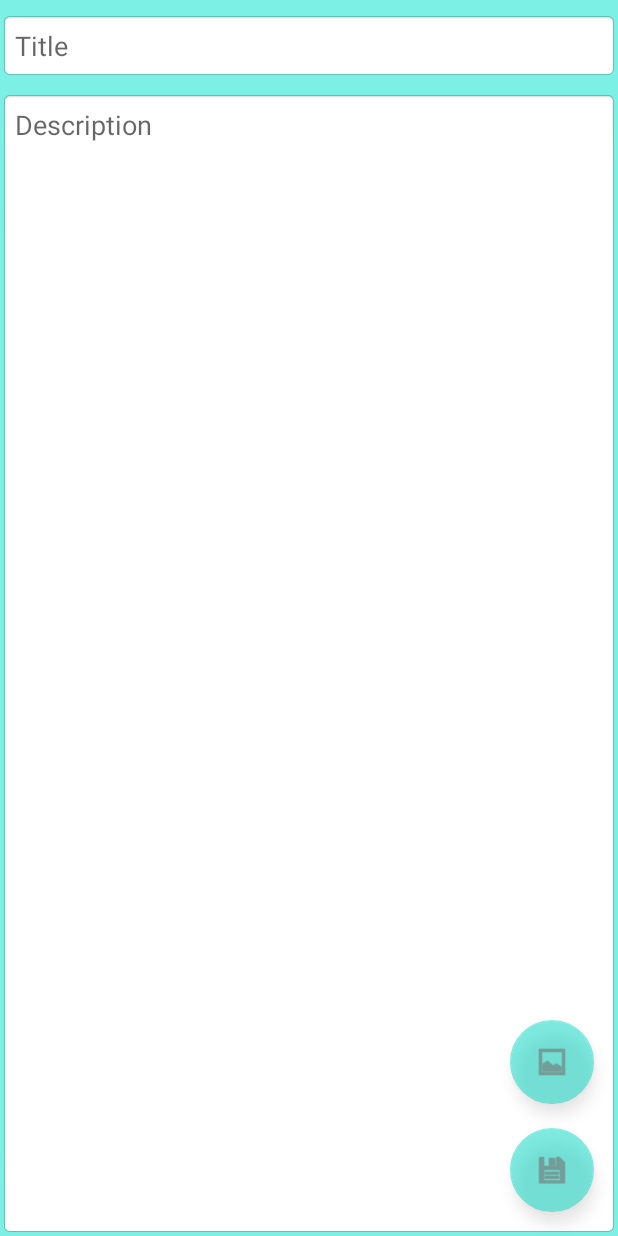
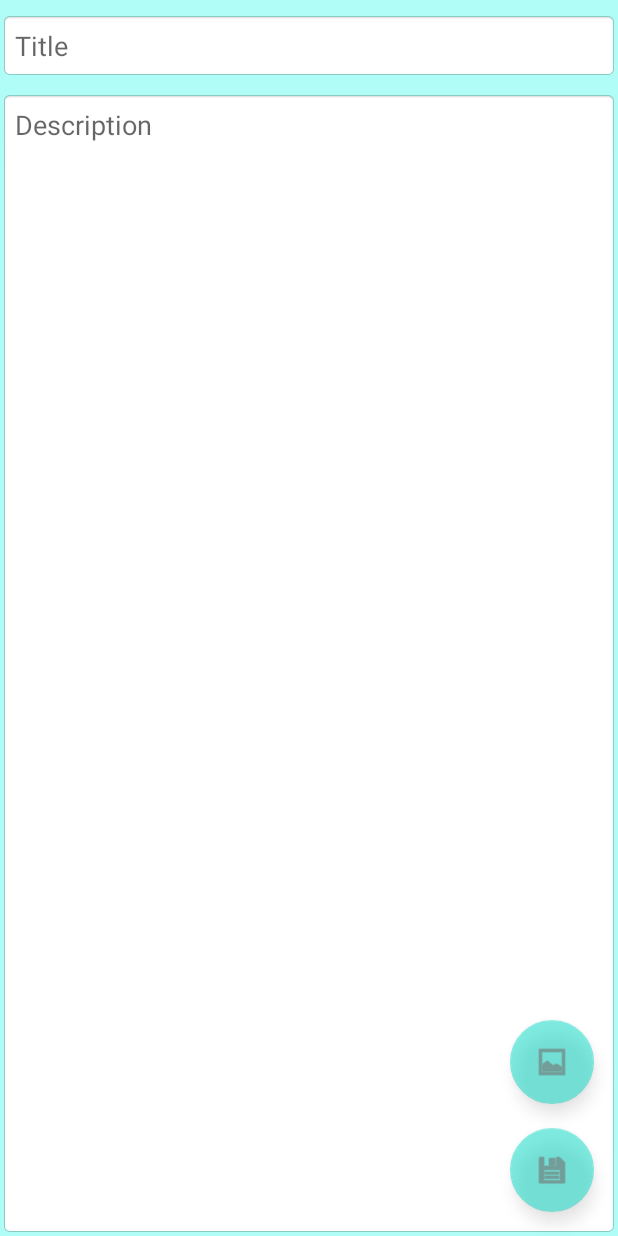
Before and after one commit to ermakovaDev/HandBook_v01, an Android app: the screen it shows after launch (EditActivity), after a tap on an icon or button, on a phone screen of 412 x 824 dp. Run offline under Robolectric (Android 15) with nearby library versions, the phone set to English and light mode, and no system bars; pictures from the network do not load.

Commit message:
Save URI to base and insert in View

```diff
--- a/app/src/main/java/me/chronick/sqlite_17_n/EditActivity.kt
+++ b/app/src/main/java/me/chronick/sqlite_17_n/EditActivity.kt
@@ -2,14 +2,17 @@ package me.chronick.sqlite_17_n
 
 import android.app.Activity
 import android.content.Intent
+import android.net.Uri
 import androidx.appcompat.app.AppCompatActivity
 import android.os.Bundle
+import android.util.Log
 import android.view.View
 import android.widget.ImageView
 import androidx.activity.result.contract.ActivityResultContracts
 import me.chronick.sqlite_17_n.databinding.ActivityMainBinding
 import me.chronick.sqlite_17_n.databinding.EditActivityBinding
 import me.chronick.sqlite_17_n.db.MyDBManager
+import me.chronick.sqlite_17_n.db.MyIntentConstants
 
 class EditActivity : AppCompatActivity() {
     private val imageRequestCode = 10
@@ -21,6 +24,7 @@ class EditActivity : AppCompatActivity() {
         super.onCreate(savedInstanceState)
         binding = EditActivityBinding.inflate(layoutInflater)
         setContentView(binding.root)
+        getMyIntents()
 
         binding.fabtnAddImage.setOnClickListener {
             binding.clMyImageLayout.visibility = View.VISIBLE
@@ -32,24 +36,28 @@ class EditActivity : AppCompatActivity() {
             binding.fabtnAddImage.visibility = View.VISIBLE
         }
 
-        binding.ibtnEditImage.setOnClickListener{
-            val intent = Intent(Intent.ACTION_PICK)
+        binding.ibtnEditImage.setOnClickListener {
+            val intent = Intent(Intent.ACTION_OPEN_DOCUMENT) // постоянная ссылка
             intent.type = "image/*"
+            intent.flags =
+                Intent.FLAG_GRANT_READ_URI_PERMISSION // разрешение на чтение ссылки - не будет временной
             startActivityForResult(intent, imageRequestCode)
         }
 
-        binding.fabtnSave.setOnClickListener{
+        binding.fabtnSave.setOnClickListener {
             val myTitle = binding.etTitle.text.toString()
             val myDesc = binding.etContent.text.toString()
-            if (myTitle!= "" && myDesc != ""){
+            if (myTitle != "" && myDesc != "") {
                 myDBManager.insertToDB(myTitle, myDesc, tempImageUri)
+                finish()
             }
         }
     }
 
+    @Deprecated("Deprecated in Java")
     override fun onActivityResult(requestCode: Int, resultCode: Int, data: Intent?) {
         super.onActivityResult(requestCode, resultCode, data)
-        if (resultCode == Activity.RESULT_OK && requestCode == imageRequestCode){
+        if (resultCode == Activity.RESULT_OK && requestCode == imageRequestCode) {
             binding.ivPicture.setImageURI(data?.data)
             tempImageUri = data?.data.toString()
         }
@@ -65,4 +73,30 @@ class EditActivity : AppCompatActivity() {
         super.onDestroy()
     }
 
+    private fun getMyIntents() { // ++Intent
+        val intentToDo = intent
+        if (intentToDo != null) {
+            Log.d ("MyLog", "Data received : " + intentToDo.getStringExtra(MyIntentConstants.INTENT_TITLE_KEY))
+            if (intentToDo.getStringExtra(MyIntentConstants.INTENT_TITLE_KEY) != null) {
+                binding.fabtnAddImage.visibility = View.GONE
+
+                binding.etTitle.setText(intentToDo.getStringExtra(MyIntentConstants.INTENT_TITLE_KEY))
+                binding.etContent.setText(intentToDo.getStringExtra(MyIntentConstants.INTENT_DESC_KEY))
+
+                if (intentToDo.getStringExtra(MyIntentConstants.INTENT_URI_KEY) != "empty") {
+                    binding.clMyImageLayout.visibility = View.VISIBLE
+                    binding.ivPicture.setImageURI(
+                        Uri.parse(
+                            intentToDo.getStringExtra(
+                                MyIntentConstants.INTENT_URI_KEY
+                            )
+                        )
+                    )
+                    binding.ibtnDeleteImage.visibility = View.GONE
+                    binding.ibtnEditImage.visibility = View.GONE
+                }
+            }
+        }
+    }
+
 }
--- a/app/src/main/java/me/chronick/sqlite_17_n/MainActivity.kt
+++ b/app/src/main/java/me/chronick/sqlite_17_n/MainActivity.kt
@@ -14,7 +14,7 @@ class MainActivity : AppCompatActivity() {
     lateinit var binding: ActivityMainBinding
 
     private val myDBManager = MyDBManager(this)
-    private val myAdapter = MyAdapter(ArrayList(), this )
+    private val myAdapter = MyAdapter(ArrayList(), this)
 
     override fun onCreate(savedInstanceState: Bundle?) {
         super.onCreate(savedInstanceState)
@@ -22,20 +22,26 @@ class MainActivity : AppCompatActivity() {
         setContentView(binding.root)
         init()
 
-        binding.fabtnAdd.setOnClickListener{
-            val i = Intent(this,EditActivity::class.java)
+        binding.fabtnAdd.setOnClickListener {
+            val i = Intent(this, EditActivity::class.java)
             startActivity(i)
         }
 
     }
 
-    private fun init(){
-        binding.rvView.layoutManager =LinearLayoutManager(this)
+    private fun init() {
+        binding.rvView.layoutManager = LinearLayoutManager(this)
         binding.rvView.adapter = myAdapter
     }
 
-    private fun fillAdapter(){
-        myAdapter.updateAdapter(myDBManager.readDBData())
+    private fun fillAdapter() {
+        val list = myDBManager.readDBData()
+        myAdapter.updateAdapter(list)
+        if (list.size > 0) {
+            binding.tvNoElements.visibility = View.GONE
+        } else {
+            binding.tvNoElements.visibility = View.VISIBLE
+        }
     }
 
 
@@ -43,9 +49,6 @@ class MainActivity : AppCompatActivity() {
         super.onResume()
         myDBManager.openDB()
         fillAdapter()
-        if (!myDBManager.readDBData().isEmpty()){
-            binding.tvNoElements.visibility = View.GONE
-        }
     }
 
     override fun onDestroy() {
--- a/app/src/main/java/me/chronick/sqlite_17_n/db/MyAdapter.kt
+++ b/app/src/main/java/me/chronick/sqlite_17_n/db/MyAdapter.kt
@@ -17,7 +17,7 @@ class MyAdapter(listMy: ArrayList<ListItem>, mainContext: Context) : RecyclerVie
 
     class MyHolder(itemView: View, vHContext: Context) : RecyclerView.ViewHolder(itemView) {
         private val tvTitle:TextView = itemView.findViewById(R.id.tvTitle)
-        val context = vHContext
+        private val context = vHContext
 
         fun setData(item: ListItem){
             tvTitle.text=item.title
--- a/app/src/main/java/me/chronick/sqlite_17_n/db/MyDBManager.kt
+++ b/app/src/main/java/me/chronick/sqlite_17_n/db/MyDBManager.kt
@@ -40,7 +40,7 @@ class MyDBManager(private val context: Context) {
                 val dataTitle = cursor?.getString(cursor.getColumnIndex(COLUMN_NAME_TITLE))
                 val dataContent = cursor?.getString(cursor.getColumnIndex(COLUMN_NAME_CONTENT))
                 val dataUri = cursor?.getString(cursor.getColumnIndex(COLUMN_NAME_IMAGE_URI))
-                var item = ListItem()
+                val item = ListItem()
                 if (dataTitle != null) {
                     item.title = dataTitle
                 }
--- a/app/src/main/res/layout/activity_main.xml
+++ b/app/src/main/res/layout/activity_main.xml
@@ -11,7 +11,7 @@
         android:id="@+id/rvView"
         android:layout_width="0dp"
         android:layout_height="0dp"
-        android:background="#880BE3CD"
+        android:background="#AFFDF6"
         android:scrollbars="vertical"
         app:layout_constraintBottom_toBottomOf="parent"
         app:layout_constraintEnd_toEndOf="parent"
--- a/app/src/main/res/layout/edit_activity.xml
+++ b/app/src/main/res/layout/edit_activity.xml
@@ -4,7 +4,7 @@
     xmlns:tools="http://schemas.android.com/tools"
     android:layout_width="match_parent"
     android:layout_height="match_parent"
-    android:background="#880BE3CD"
+    android:background="#AFFDF6"
     android:scrollbars="vertical"
     tools:context=".EditActivity">
 
```
Also changed, not shown: app/src/main/java/me/chronick/sqlite_17_n/db/MyDBNameClass.kt (indentation only).
